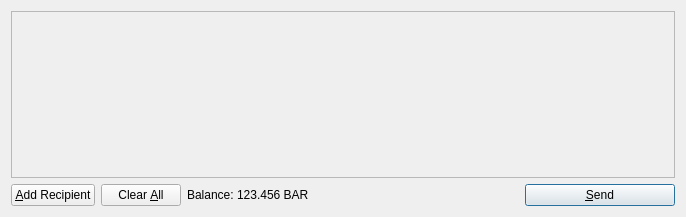
Old version of the form src/qt/forms/sendcoinsdialog.ui in the repository purplecoin/purplecoin.
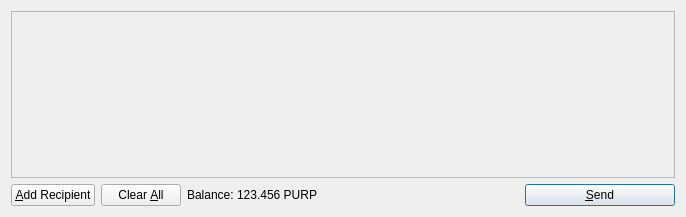
New version of the form. Icons and pictures are not drawn.

What changed in the file:
```diff
--- a/src/qt/forms/sendcoinsdialog.ui
+++ b/src/qt/forms/sendcoinsdialog.ui
@@ -119,7 +119,7 @@
           <cursorShape>IBeamCursor</cursorShape>
          </property>
          <property name="text">
-          <string>123.456 BAR</string>
+          <string>123.456 PURP</string>
          </property>
          <property name="textInteractionFlags">
           <set>Qt::LinksAccessibleByMouse|Qt::TextSelectableByKeyboard|Qt::TextSelectableByMouse</set>
```
